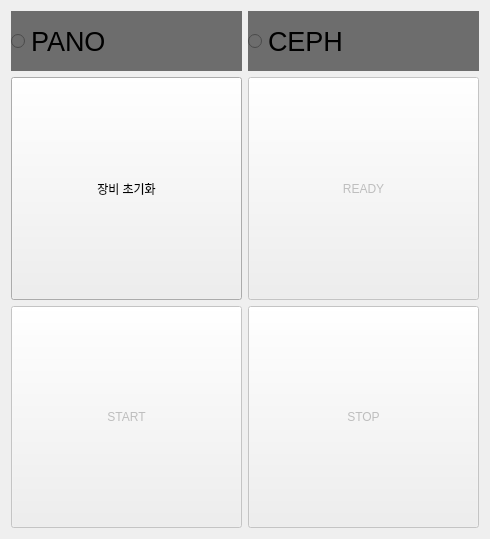
Qt form Project/src/imaging/ImagingSW/controlpanel.ui (AndaCondaa/Dental_Imaging_SW_System) before a commit.
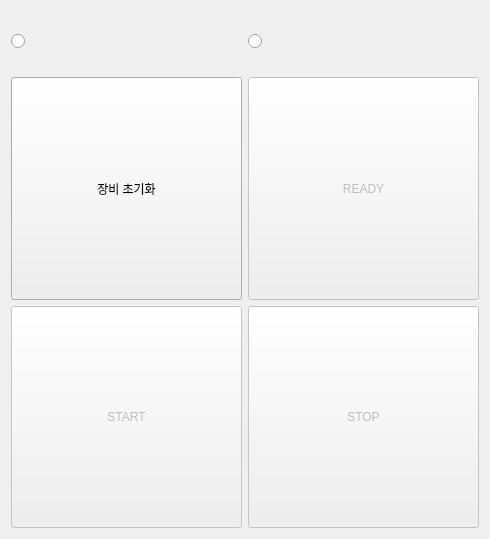
The same form after that commit.

Patch:
```diff
--- a/Project/src/imaging/ImagingSW/controlpanel.ui
+++ b/Project/src/imaging/ImagingSW/controlpanel.ui
@@ -38,10 +38,10 @@
       </size>
      </property>
      <property name="styleSheet">
-      <string notr="true">font: 20pt; color: black; background-color: rgb(109, 109, 109);</string>
+      <string notr="true"/>
      </property>
      <property name="text">
-      <string>CEPH</string>
+      <string/>
      </property>
      <property name="checkable">
       <bool>false</bool>
@@ -172,11 +172,10 @@
       </size>
      </property>
      <property name="styleSheet">
-      <string notr="true">font: 20pt; color: black; background-color: rgb(109, 109, 109);
-</string>
+      <string notr="true"/>
      </property>
      <property name="text">
-      <string>PANO</string>
+      <string/>
      </property>
      <property name="checkable">
       <bool>false</bool>
```
